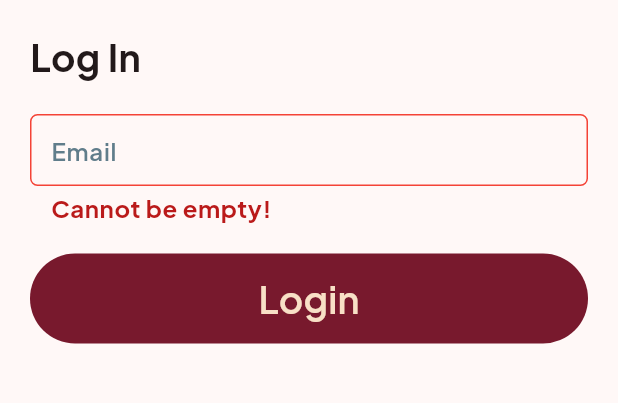
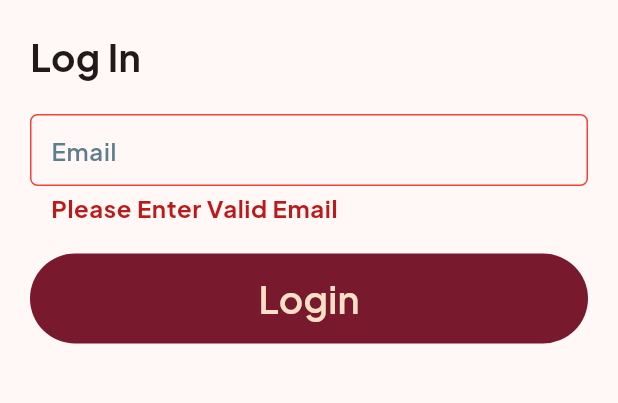
Before and after one commit to flavorstack-loki/tum-dum-delivery, a Flutter app: the screen it shows after launch, after a tap on "Login", on a phone screen of 412 x 824 dp, the part 450-853 px from its top. Run offline on Flutter 3.47's test engine with Material 3 defaults, Android fonts, the phone set to English and light mode, and no system bars; drawn by our look-alikes of loader_overlay; our stand-ins replace cloud_firestore, firebase_auth, firebase_core, firebase_messaging, flutter_easyloading, flutter_image_compress and 9 more; missing offline and left inert: animated_marker; accounts and stored records are empty.

Commit message:
Code Fixes,Order Date Filter Feature Add,Flutter Local Notification Channel Add 1.Moved all initilisation method before main to separate util file. 2.Modfied Login Screen UI to fix keyboard and scroll issue. 3.Added notification channel for Android and related config in manifest,string.xml files. 4.Added date filter feature and related config for Orders screen. 5.Added order time UI for Order card. 6.Added textInputAction for textfield widget.

```diff
--- a/lib/main.dart
+++ b/lib/main.dart
@@ -1,6 +1,5 @@
 import 'dart:io';
 
-import 'package:firebase_core/firebase_core.dart';
 import 'package:firebase_messaging/firebase_messaging.dart';
 import 'package:flutter/cupertino.dart';
 import 'package:flutter/material.dart';
@@ -9,43 +8,20 @@ import 'package:google_fonts/google_fonts.dart';
 import 'package:loader_overlay/loader_overlay.dart';
 import 'package:provider/provider.dart';
 import 'package:shared_preferences/shared_preferences.dart';
-import 'package:tumdum_delivery_app/firebase_options.dart';
 import 'package:tumdum_delivery_app/model/customer.dart';
 import 'package:tumdum_delivery_app/model/customer_order.dart';
 import 'package:tumdum_delivery_app/model/restaurant.dart';
 import 'package:tumdum_delivery_app/navigation/routes.dart';
-import 'package:tumdum_delivery_app/util/notification_util.dart';
 
 import 'services/fb_db_services.dart';
+import 'util/intialize_util.dart';
 
 @pragma('vm:entry-point')
-Future onMessage(RemoteMessage message) async {
-  NotificationUtil.showNotification(message);
-}
+Future onMessage(RemoteMessage message) async {}
 
 late SharedPreferences sp;
 void main() async {
-  WidgetsFlutterBinding.ensureInitialized();
-  await Firebase.initializeApp(
-    options: DefaultFirebaseOptions.currentPlatform,
-  );
-  NotificationUtil.setupLocalNotifications();
-  FirebaseMessaging.onBackgroundMessage(onMessage);
-  FirebaseMessaging.onMessage.listen((message) {
-    print("Received Notification: ${message.notification?.title}");
-    NotificationUtil.showNotification(message);
-  });
-  sp = await SharedPreferences.getInstance();
-  await Firebase.initializeApp(options: DefaultFirebaseOptions.currentPlatform);
-  await FirebaseMessaging.instance.requestPermission(
-    alert: true,
-    announcement: true,
-    badge: true,
-    carPlay: false,
-    criticalAlert: true,
-    provisional: false,
-    sound: true,
-  );
+  await IntializeUtil.initialize();
   // FirebaseFunctions.instance.useFunctionsEmulator("localhost", 5001);
   runApp(const MyApp());
 }
--- a/lib/model/customer_order.dart
+++ b/lib/model/customer_order.dart
@@ -7,7 +7,7 @@ enum OrderStatus { created, accepted, declined, failed, completed }
 enum PaymentStatus { pending, paid, unpaid }
 
 class CustomerOrder {
-  dynamic createdTime;
+  Timestamp? createdTime;
   String? customerId, orderId, resId, categoryName;
   OrderStatus orderStatus;
   PaymentStatus paymentStatus;
@@ -31,7 +31,7 @@ class CustomerOrder {
       CustomerOrder(
         createdTime: json["created_time"] == null
             ? null
-            : (json["created_time"] as Timestamp).toDate(),
+            : (json["created_time"] as Timestamp),
         customerId: json["customer_id"],
         menuTotalPrice: json["menu_total_price"],
         menuTotalQuantity: json["menu_total_quantity"],
--- /dev/null
+++ b/lib/util/intialize_util.dart
@@ -0,0 +1,34 @@
+import 'package:firebase_core/firebase_core.dart';
+import 'package:firebase_messaging/firebase_messaging.dart';
+import 'package:flutter/material.dart';
+import 'package:shared_preferences/shared_preferences.dart';
+import 'package:tumdum_delivery_app/util/notification_util.dart';
+
+import '../firebase_options.dart';
+import '../main.dart';
+
+class IntializeUtil {
+  static Future initialize() async {
+    WidgetsFlutterBinding.ensureInitialized();
+    final res = await Future.wait([
+      Firebase.initializeApp(options: DefaultFirebaseOptions.currentPlatform),
+      SharedPreferences.getInstance(),
+      NotificationUtil.setupLocalNotifications(),
+    ]);
+
+    FirebaseMessaging.onBackgroundMessage(onMessage);
+    FirebaseMessaging.onMessage.listen((message) {
+      NotificationUtil.showNotification(message);
+    });
+    sp = res[1] as SharedPreferences;
+    await FirebaseMessaging.instance.requestPermission(
+      alert: true,
+      announcement: true,
+      badge: true,
+      carPlay: false,
+      criticalAlert: true,
+      provisional: false,
+      sound: true,
+    );
+  }
+}
--- a/lib/util/notification_util.dart
+++ b/lib/util/notification_util.dart
@@ -1,26 +1,37 @@
 import 'package:firebase_messaging/firebase_messaging.dart';
 import 'package:flutter_local_notifications/flutter_local_notifications.dart';
-import 'package:audioplayers/audioplayers.dart';
-import 'package:tumdum_delivery_app/gen/assets.gen.dart';
 
 class NotificationUtil {
   static final FlutterLocalNotificationsPlugin
       _flutterLocalNotificationsPlugin = FlutterLocalNotificationsPlugin();
 
-  static void setupLocalNotifications() {
+  static Future setupLocalNotifications() async {
     const AndroidInitializationSettings initializationSettingsAndroid =
         AndroidInitializationSettings('@mipmap/ic_launcher');
 
     const InitializationSettings initializationSettings =
-        InitializationSettings(android: initializationSettingsAndroid);
+        InitializationSettings(
+            android: initializationSettingsAndroid,
+            iOS: DarwinInitializationSettings());
 
     _flutterLocalNotificationsPlugin.initialize(initializationSettings);
-  }
+    const AndroidNotificationChannel channel = AndroidNotificationChannel(
+      'high_importance_channel', // ID
+      'High Importance Notifications', // Name (same as strings.xml)
+      description: 'Channel for important notifications', // Description
+      importance: Importance.high,
+      sound: RawResourceAndroidNotificationSound(
+          'notification_sound'), // Custom sound
+      playSound: true,
+    );
 
-  static void playCustomSound() async {
-    final player = AudioPlayer();
-    await player.play(AssetSource(
-        Assets.sounds.notificationSound)); // Add this file to assets
+    final AndroidFlutterLocalNotificationsPlugin? androidPlatformChannel =
+        _flutterLocalNotificationsPlugin.resolvePlatformSpecificImplementation<
+            AndroidFlutterLocalNotificationsPlugin>();
+
+    if (androidPlatformChannel != null) {
+      await androidPlatformChannel.createNotificationChannel(channel);
+    }
   }
 
   static Future<void> showNotification(RemoteMessage message) async {
@@ -28,6 +39,7 @@ class NotificationUtil {
         AndroidNotificationDetails(
       'high_importance_channel',
       'High Importance Notifications',
+      channelDescription: "Channel for important notifications",
       importance: Importance.max,
       priority: Priority.high,
       sound: RawResourceAndroidNotificationSound(
--- a/lib/views/login_screen.dart
+++ b/lib/views/login_screen.dart
@@ -21,8 +21,10 @@ class LoginScreen extends StatelessWidget {
     final fKey = GlobalKey<FormState>();
     String email = "";
     return Scaffold(
-      resizeToAvoidBottomInset: false,
-      appBar: AppBar(
+      // resizeToAvoidBottomInset: false,
+
+      body: CustomScrollView(slivers: [
+        SliverAppBar(
           toolbarHeight: 300,
           automaticallyImplyLeading: false,
           flexibleSpace: Image.asset(
@@ -31,13 +33,11 @@ class LoginScreen extends StatelessWidget {
             fit: BoxFit.cover,
           ),
         ),
-      body: Form(
-        key: fKey,
-        child: Padding(
+        SliverPadding(
           padding: const EdgeInsets.all(20.0),
-          child: Column(
-            mainAxisSize: MainAxisSize.min,
-            spacing: 20,
+          sliver: SliverList.list(
+            // mainAxisSize: MainAxisSize.min,
+            // spacing: 20,
             children: [
               const Align(
                 alignment: Alignment.topLeft,
@@ -47,8 +47,20 @@ class LoginScreen extends StatelessWidget {
                   textAlign: TextAlign.left,
                 ),
               ),
-              TextFieldWidget(
-                  onSaved: (p0) => email = p0 ?? "", hintText: "Email"),
+              const SizedBox(
+                height: 20,
+              ),
+              Form(
+                key: fKey,
+                child: TextFieldWidget(
+                    isEmail: true,
+                    textInputType: TextInputType.emailAddress,
+                    onSaved: (p0) => email = p0 ?? "",
+                    hintText: "Email"),
+              ),
+              const SizedBox(
+                height: 20,
+              ),
               ButtonWidget(
                   onPressed: () async {
                     FToast().init(context);
@@ -83,7 +95,7 @@ class LoginScreen extends StatelessWidget {
             ],
           ),
         ),
-      ),
+      ]),
     );
   }
 }
--- a/lib/widget/text_field.dart
+++ b/lib/widget/text_field.dart
@@ -80,6 +80,7 @@ class TextFieldWidget extends StatelessWidget {
             ),
             onChanged: onChanged ?? onSaved)
         : TextFormField(
+            textInputAction: TextInputAction.done,
             maxLines: maxLines,
             textAlignVertical: TextAlignVertical.top,
             style: const TextStyle(
```
Also changed, not shown: lib/util/date_time_util.dart (+24 -23 lines), lib/views/orders_screen.dart (+53 -9 lines), lib/widget/order_card_widget.dart (+20 -4 lines), 2 other files. Lines whose indentation alone changed are shown as unchanged.
